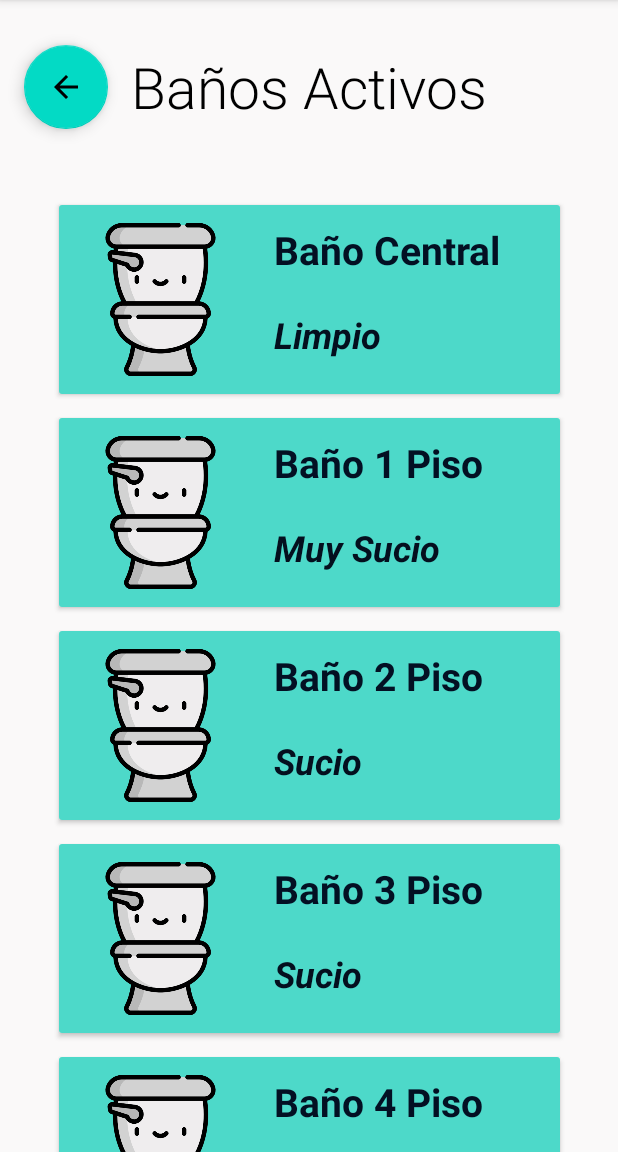
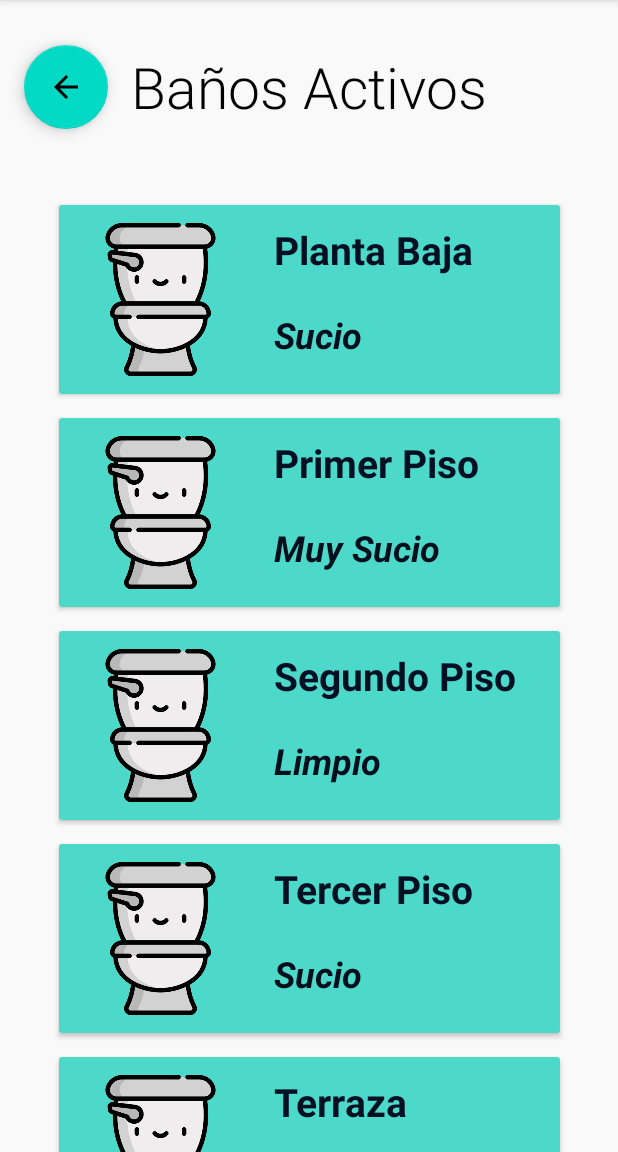
Before and after one commit to MigueJuarez/arduinoBanio, an Android app: the ListaBanios screen opened directly, with no data from a screen before it, on a phone screen of 412 x 824 dp, the part 84-1236 px from its top. Run offline under Robolectric (Android 15) with nearby library versions, the phone set to English and light mode, and no system bars.

Commit message:
agrego detalle a lista hardcodeada de banios

```diff
--- a/ANDROID/app/src/main/java/com/example/arduinobanio/thread/ThreadAsyncTaskBanioList.java
+++ b/ANDROID/app/src/main/java/com/example/arduinobanio/thread/ThreadAsyncTaskBanioList.java
@@ -15,13 +15,13 @@ import java.util.List;
 public class ThreadAsyncTaskBanioList extends AsyncTask {
 
     List<BanioItem> banios = Arrays.asList(
-            new BanioItem("Baño Central", "Limpio"),
-            new BanioItem("Baño 1 Piso", "Muy Sucio"),
-            new BanioItem("Baño 2 Piso", "Sucio"),
-            new BanioItem("Baño 3 Piso", "Sucio"),
-            new BanioItem("Baño 4 Piso", "Muy Sucio"),
-            new BanioItem("Baño 5 Piso", "Limpio"),
-            new BanioItem("Baño 6 Piso", "Muy Sucio")
+            new BanioItem("Planta Baja", "Sucio"),
+            new BanioItem("Primer Piso", "Muy Sucio"),
+            new BanioItem("Segundo Piso", "Limpio"),
+            new BanioItem("Tercer Piso", "Sucio"),
+            new BanioItem("Terraza", "Limpio"),
+            new BanioItem("Patio Comidas", "Muy Sucio"),
+            new BanioItem("Cuarto Piso", "Muy Sucio")
     );
 
     @Override
--- a/ANDROID/app/src/main/res/layout/activity_banio_detalle.xml
+++ b/ANDROID/app/src/main/res/layout/activity_banio_detalle.xml
@@ -53,7 +53,7 @@
         android:layout_height="55dp"
         android:layout_marginTop="28dp"
         android:fontFamily="sans-serif-light"
-        android:text="Baño Central"
+        android:text="Planta Baja"
         android:textAlignment="center"
         android:textAllCaps="false"
         android:textAppearance="@style/TextAppearance.AppCompat.Display1"
--- a/ANDROID/app/src/main/res/layout/item_banio.xml
+++ b/ANDROID/app/src/main/res/layout/item_banio.xml
@@ -52,8 +52,8 @@
 
                 <TextView
                     android:id="@+id/tvItemBanioEstado"
-                    android:layout_width="match_parent"
-                    android:layout_height="67dp"
+                    android:layout_width="231dp"
+                    android:layout_height="49dp"
                     android:layout_marginStart="10dp"
                     android:text="Estado"
                     android:textAlignment="viewStart"
```
